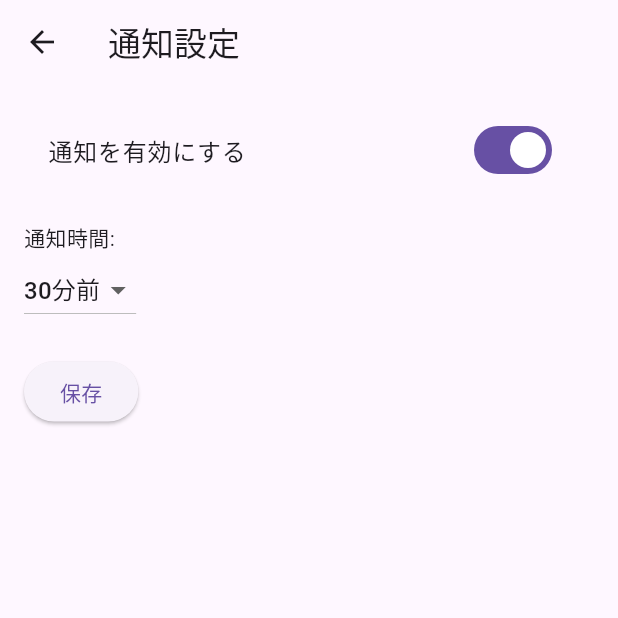
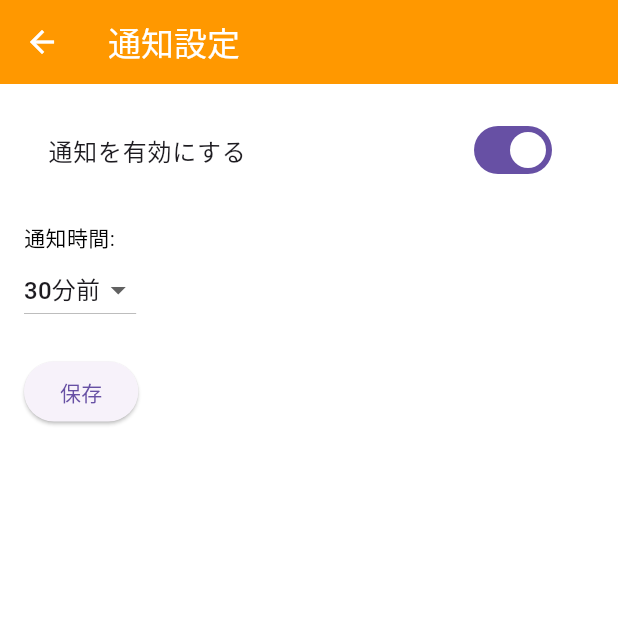
Before and after one commit to katakatahanahana/medicine, a Flutter app: the screen it shows after launch, after a tap on the "settings" icon, on a phone screen of 412 x 824 dp, the top half of it. Run offline on Flutter 3.47's test engine with Material 3 defaults, Android fonts, the phone set to English and light mode, and no system bars; our stand-ins replace flutter_local_notifications, shared_preferences, table_calendar, timezone.

Commit message:
色見た目変更

```diff
--- a/lib/main.dart
+++ b/lib/main.dart
@@ -32,7 +32,22 @@ class MyApp extends StatelessWidget {
   Widget build(BuildContext context) {
     return MaterialApp(
       title: '薬飲み忘れ防止アプリ',
-      theme: ThemeData(primarySwatch: Colors.blue),
+      theme: ThemeData(
+        primarySwatch: Colors.orange,
+        scaffoldBackgroundColor: Colors.white,
+        appBarTheme: AppBarTheme(
+          backgroundColor: Colors.orange,
+          foregroundColor: Colors.white,
+        ),
+        floatingActionButtonTheme: FloatingActionButtonThemeData(
+          backgroundColor: Colors.orange,
+          foregroundColor: Colors.white,
+        ),
+        textTheme: TextTheme(
+          bodyLarge: TextStyle(color: Colors.black), // bodyText1 の代替
+          bodyMedium: TextStyle(color: Colors.black), // bodyText2 の代替
+        ),
+      ),
       home: MyHomePage(title: '薬飲み忘れ防止アプリ'),
     );
   }
@@ -109,10 +124,13 @@ class _MyHomePageState extends State<MyHomePage> {
       body: Column(
         children: [
           TableCalendar(
-            firstDay: DateTime.utc(2010, 10, 16),
-            lastDay: DateTime.utc(2030, 3, 14),
+            firstDay: DateTime.utc(2020, 1, 1),
+            lastDay: DateTime.utc(2030, 12, 31),
             focusedDay: _focusedDay,
-            calendarFormat: _calendarFormat,
+            calendarFormat: CalendarFormat.month,
+            availableCalendarFormats: const {
+              CalendarFormat.month: '月',
+            },
             selectedDayPredicate: (day) {
               return isSameDay(_selectedDay, day);
             },
@@ -121,13 +139,6 @@ class _MyHomePageState extends State<MyHomePage> {
                 setState(() {
                   _selectedDay = selectedDay;
                   _focusedDay = focusedDay;
-                });
-              }
-            },
-            onFormatChanged: (format) {
-              if (_calendarFormat != format) {
-                setState(() {
-                  _calendarFormat = format;
                 });
               }
             },
```
